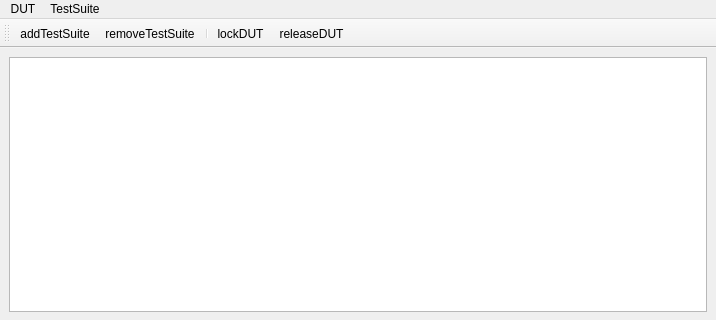
Old version of the form XSTAF/ui/DUT.ui in the repository xcgspring/XSTAF; both pictures show x 0 to 716 and y 0 to 320 of the 716 by 578 pixel window.
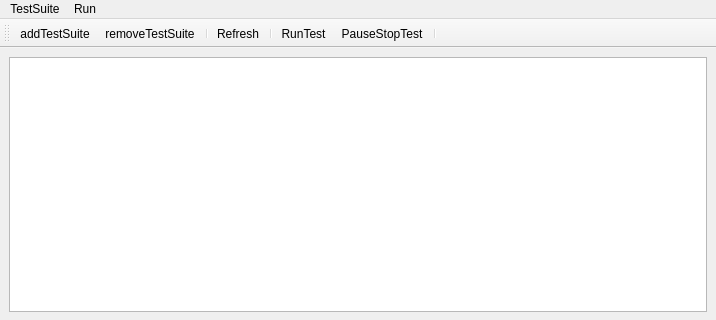
New version of the form. Icons and pictures are not drawn.

What changed in the file:
```diff
--- a/XSTAF/ui/DUT.ui
+++ b/XSTAF/ui/DUT.ui
@@ -29,13 +29,6 @@
      <height>21</height>
     </rect>
    </property>
-   <widget class="QMenu" name="menuDUT">
-    <property name="title">
-     <string>DUT</string>
-    </property>
-    <addaction name="actionLockDUT"/>
-    <addaction name="actionReleaseDUT"/>
-   </widget>
    <widget class="QMenu" name="menuTestSuite">
     <property name="title">
      <string>TestSuite</string>
@@ -43,8 +36,15 @@
     <addaction name="actionAddTestSuite"/>
     <addaction name="actionRemoveTestSuite"/>
    </widget>
-   <addaction name="menuDUT"/>
+   <widget class="QMenu" name="menuRun">
+    <property name="title">
+     <string>Run</string>
+    </property>
+    <addaction name="actionRunTest"/>
+    <addaction name="actionPauseStopTest"/>
+   </widget>
    <addaction name="menuTestSuite"/>
+   <addaction name="menuRun"/>
   </widget>
   <widget class="QStatusBar" name="statusbar"/>
   <widget class="QDockWidget" name="dockWidget">
@@ -72,8 +72,11 @@
    <addaction name="actionAddTestSuite"/>
    <addaction name="actionRemoveTestSuite"/>
    <addaction name="separator"/>
-   <addaction name="actionLockDUT"/>
-   <addaction name="actionReleaseDUT"/>
+   <addaction name="actionRefresh"/>
+   <addaction name="separator"/>
+   <addaction name="actionRunTest"/>
+   <addaction name="actionPauseStopTest"/>
+   <addaction name="separator"/>
   </widget>
   <widget class="QDockWidget" name="dockWidget_2">
    <attribute name="dockWidgetArea">
@@ -135,6 +138,42 @@
     <string>releaseDUT</string>
    </property>
   </action>
+  <action name="actionRunTest">
+   <property name="icon">
+    <iconset resource="resources.qrc">
+     <normaloff>:/icons/icons/run.png</normaloff>:/icons/icons/run.png</iconset>
+   </property>
+   <property name="text">
+    <string>RunTest</string>
+   </property>
+   <property name="toolTip">
+    <string>RunTest</string>
+   </property>
+  </action>
+  <action name="actionPauseStopTest">
+   <property name="icon">
+    <iconset resource="resources.qrc">
+     <normaloff>:/icons/icons/pause.png</normaloff>:/icons/icons/pause.png</iconset>
+   </property>
+   <property name="text">
+    <string>PauseStopTest</string>
+   </property>
+   <property name="toolTip">
+    <string>PauseStopTest</string>
+   </property>
+  </action>
+  <action name="actionRefresh">
+   <property name="icon">
+    <iconset resource="resources.qrc">
+     <normaloff>:/icons/icons/refresh.png</normaloff>:/icons/icons/refresh.png</iconset>
+   </property>
+   <property name="text">
+    <string>Refresh</string>
+   </property>
+   <property name="toolTip">
+    <string>Refresh</string>
+   </property>
+  </action>
  </widget>
  <resources>
   <include location="resources.qrc"/>
```
